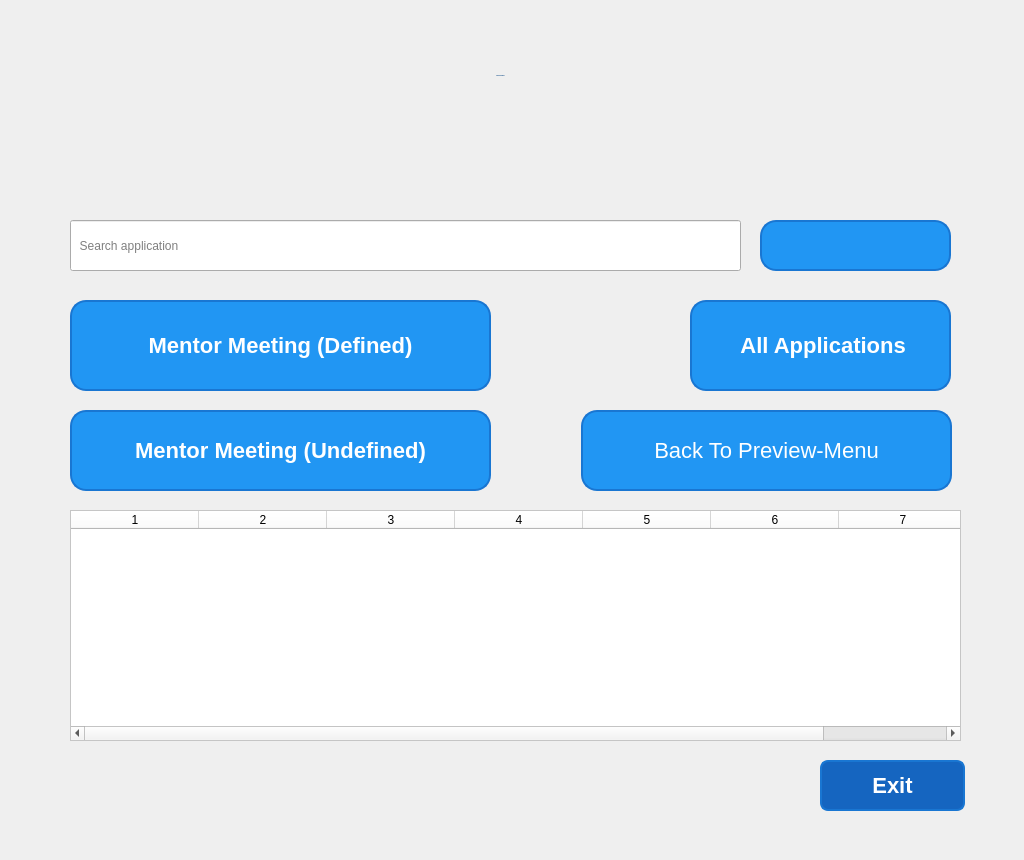
Qt form Customer Relationship Management/ui folders/application.ui (Harriery/my-python-projects) before a commit.
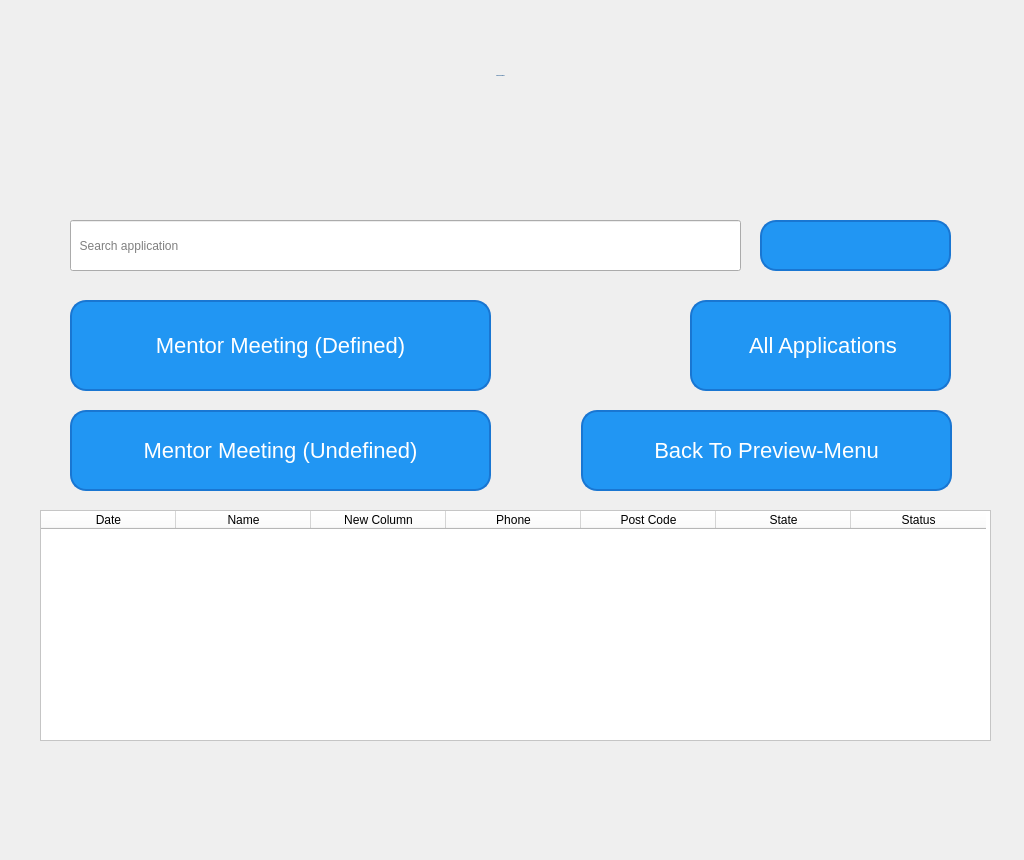
The same form after that commit. Icons and pictures are not drawn.

```diff
--- a/Customer Relationship Management/ui folders/application.ui
+++ b/Customer Relationship Management/ui folders/application.ui
@@ -82,9 +82,9 @@
   <widget class="QTableWidget" name="applications_table">
    <property name="geometry">
     <rect>
-     <x>70</x>
+     <x>40</x>
      <y>510</y>
-     <width>891</width>
+     <width>951</width>
      <height>231</height>
     </rect>
    </property>
@@ -98,15 +98,43 @@
     <number>7</number>
    </property>
    <attribute name="horizontalHeaderDefaultSectionSize">
-    <number>128</number>
+    <number>135</number>
    </attribute>
-   <column/>
-   <column/>
-   <column/>
-   <column/>
-   <column/>
-   <column/>
-   <column/>
+   <column>
+    <property name="text">
+     <string>Date</string>
+    </property>
+   </column>
+   <column>
+    <property name="text">
+     <string>Name</string>
+    </property>
+   </column>
+   <column>
+    <property name="text">
+     <string>New Column</string>
+    </property>
+   </column>
+   <column>
+    <property name="text">
+     <string>Phone</string>
+    </property>
+   </column>
+   <column>
+    <property name="text">
+     <string>Post Code</string>
+    </property>
+   </column>
+   <column>
+    <property name="text">
+     <string>State</string>
+    </property>
+   </column>
+   <column>
+    <property name="text">
+     <string>Status</string>
+    </property>
+   </column>
   </widget>
   <widget class="QPushButton" name="applications_all_button">
    <property name="geometry">
@@ -120,8 +148,6 @@
    <property name="font">
     <font>
      <pointsize>-1</pointsize>
-     <weight>75</weight>
-     <bold>true</bold>
     </font>
    </property>
    <property name="styleSheet">
@@ -143,8 +169,6 @@
    <property name="font">
     <font>
      <pointsize>-1</pointsize>
-     <weight>75</weight>
-     <bold>true</bold>
     </font>
    </property>
    <property name="styleSheet">
@@ -166,8 +190,6 @@
    <property name="font">
     <font>
      <pointsize>-1</pointsize>
-     <weight>75</weight>
-     <bold>true</bold>
     </font>
    </property>
    <property name="styleSheet">
@@ -235,49 +257,6 @@
     <set>Qt::AlignCenter</set>
    </property>
   </widget>
-  <widget class="QPushButton" name="pushButton_Exit">
-   <property name="geometry">
-    <rect>
-     <x>820</x>
-     <y>760</y>
-     <width>145</width>
-     <height>51</height>
-    </rect>
-   </property>
-   <property name="font">
-    <font>
-     <pointsize>-1</pointsize>
-     <weight>75</weight>
-     <bold>true</bold>
-    </font>
-   </property>
-   <property name="styleSheet">
-    <string notr="true">QPushButton {
-  background-color: #1565C0;
-    border-radius: 8px;
-    border: 2px solid #1976D2;
-    padding: 10px 20px;
-    font-size: 22px;
-    color: white;
-    box-shadow: 0 4px #1976D2;
-    transition: all 0.3s ease;
-}
-QPushButton:hover {
-    background-color: #42A5F5;
-    box-shadow: 0 6px #1976D2;
-    transform: translateY(-4px);
-}
-
-QPushButton:pressed {
-    background-color: #1E88E5;
-    box-shadow: 0 2px #1976D2;
-    transform: translateY(2px);
-}</string>
-   </property>
-   <property name="text">
-    <string>Exit</string>
-   </property>
-  </widget>
   <widget class="QPushButton" name="pushButton_geriDon">
    <property name="geometry">
     <rect>
```
Left out of the diff: 5 changed lines with no effect on the pictures.
